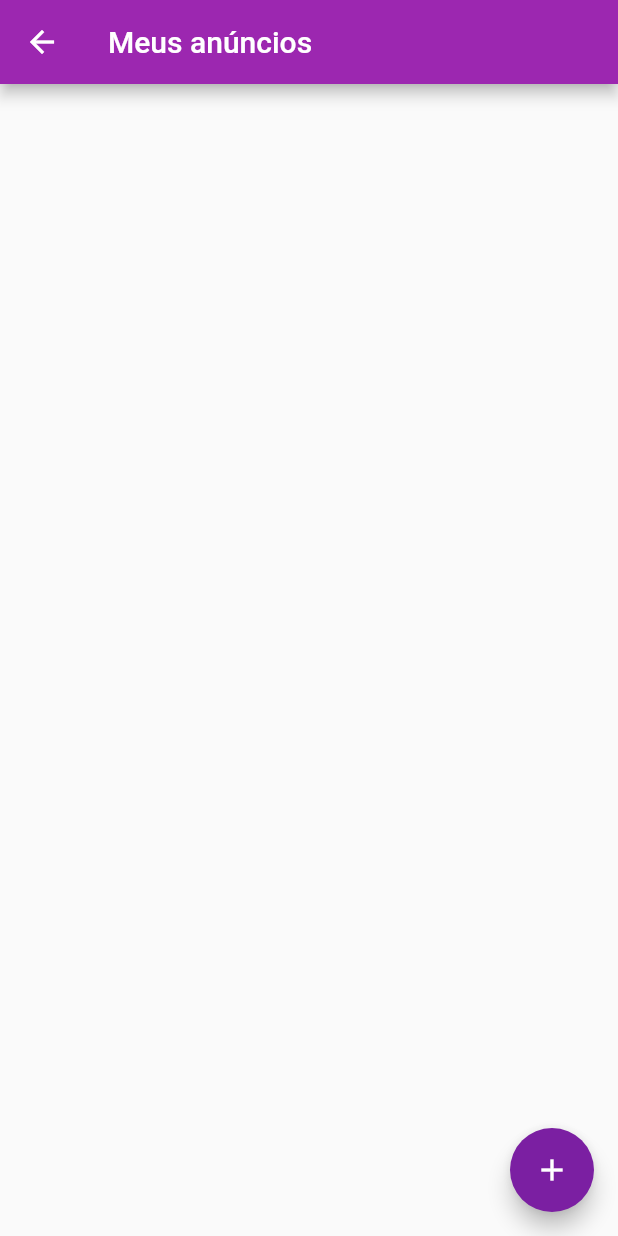
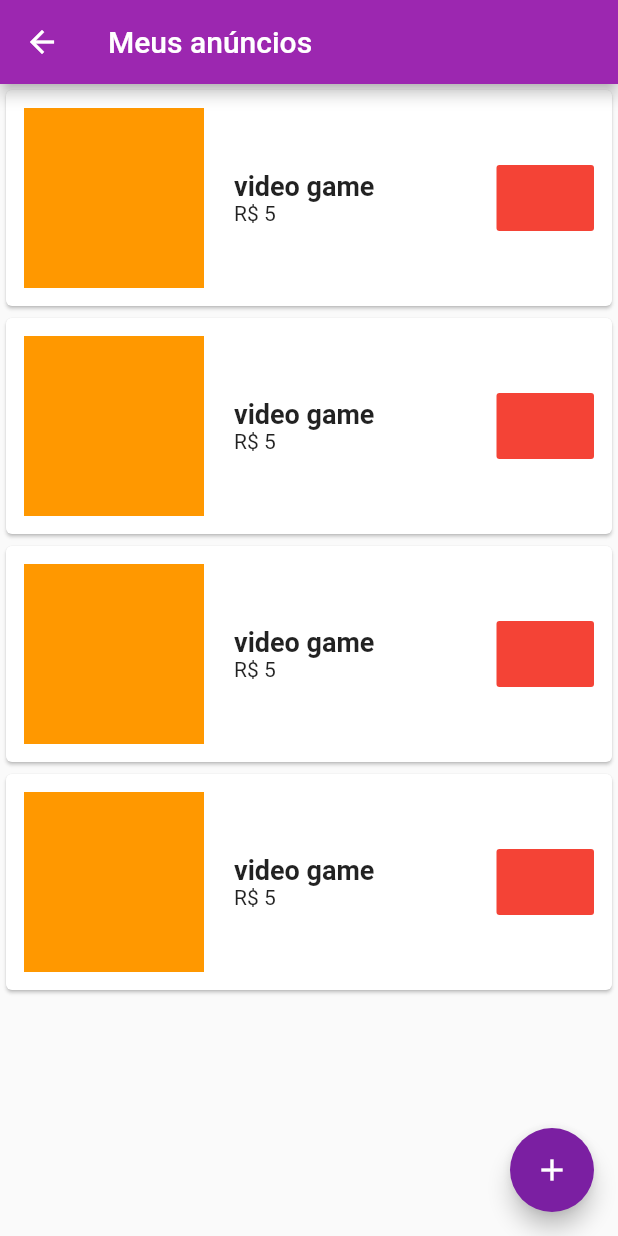
Before and after one commit to gabrieldfm/projetos-flutter, a Flutter app: the MeusAnuncios screen opened by its route, on a phone screen of 412 x 824 dp. Run offline on Flutter 3.47's test engine with Material 2 defaults, Android fonts, the phone set to English and light mode, and no system bars; our stand-ins replace audioplayers, brasil_fields, cloud_firestore, firebase_auth, firebase_storage, geolocator and 5 more; missing offline and left inert: flutter_youtube, validadores; accounts and stored records are empty.

Commit message:
criando interface meus anuncios

```diff
--- a/olx/lib/views/meus_anuncios.dart
+++ b/olx/lib/views/meus_anuncios.dart
@@ -1,4 +1,5 @@
 import 'package:flutter/material.dart';
+import 'package:olx/views/widgets/item_anuncio.dart';
 
 class MeusAnuncios extends StatefulWidget {
   @override
@@ -19,7 +20,12 @@ class _MeusAnunciosState extends State<MeusAnuncios> {
           Navigator.pushNamed(context, "/novo-anuncio");
         },
       ),
-      body: Container(),
+      body: ListView.builder(
+        itemCount: 4,
+        itemBuilder: (_, indice){
+          return ItemAnuncio();
+        },
+      ),
     );
   }
 }
--- a/olx/lib/views/novo_anuncio.dart
+++ b/olx/lib/views/novo_anuncio.dart
@@ -111,7 +111,7 @@ class _NovoAnuncioState extends State<NovoAnuncio> {
       .document(_anuncio.id)
       .setData(_anuncio.toMap()).then((_) {
         Navigator.pop(_dialogContext);
-        Navigator.pushReplacementNamed(context, "/meus-anuncios");
+        Navigator.pop(context);
       });
   }
 
--- /dev/null
+++ b/olx/lib/views/widgets/item_anuncio.dart
@@ -0,0 +1,54 @@
+import 'package:flutter/material.dart';
+
+class ItemAnuncio extends StatelessWidget {
+  @override
+  Widget build(BuildContext context) {
+    return GestureDetector(
+      onTap: (){},
+      child: Card(
+        child: Padding(
+          padding: EdgeInsets.all(12),
+          child: Row(
+            children: <Widget>[
+              SizedBox(
+                width: 120,
+                height: 120,
+                child: Container(color: Colors.orange,),
+              ),
+              Expanded(
+                flex: 3,
+                child: Padding(
+                  padding: EdgeInsets.symmetric(horizontal: 20, vertical: 8),
+                  child: Column(
+                    crossAxisAlignment: CrossAxisAlignment.start,
+                    children: <Widget>[
+                      Text(
+                        "video game",
+                        style: TextStyle(
+                          fontSize: 18,
+                          fontWeight: FontWeight.bold
+                        ),
+                      ),
+                      Text("R\$ 5")
+                    ],
+                  ),
+                ),
+              ),
+              Expanded(
+                flex: 1,
+                child: FlatButton(
+                  color: Colors.red,
+                  padding: EdgeInsets.all(10),
+                  onPressed: () {
+
+                  },
+                  child: Icon(Icons.delete, color: Colors.red,),
+                ),
+              )
+            ],
+          ),
+        ),
+      ),
+    );
+  }
+}
```
